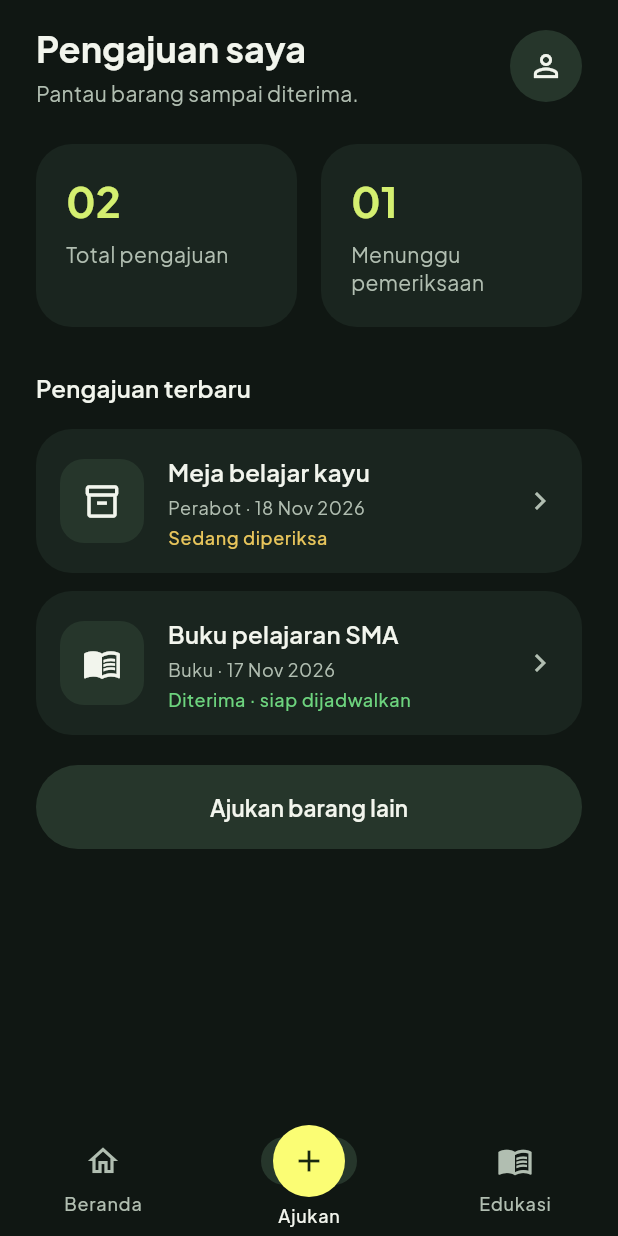
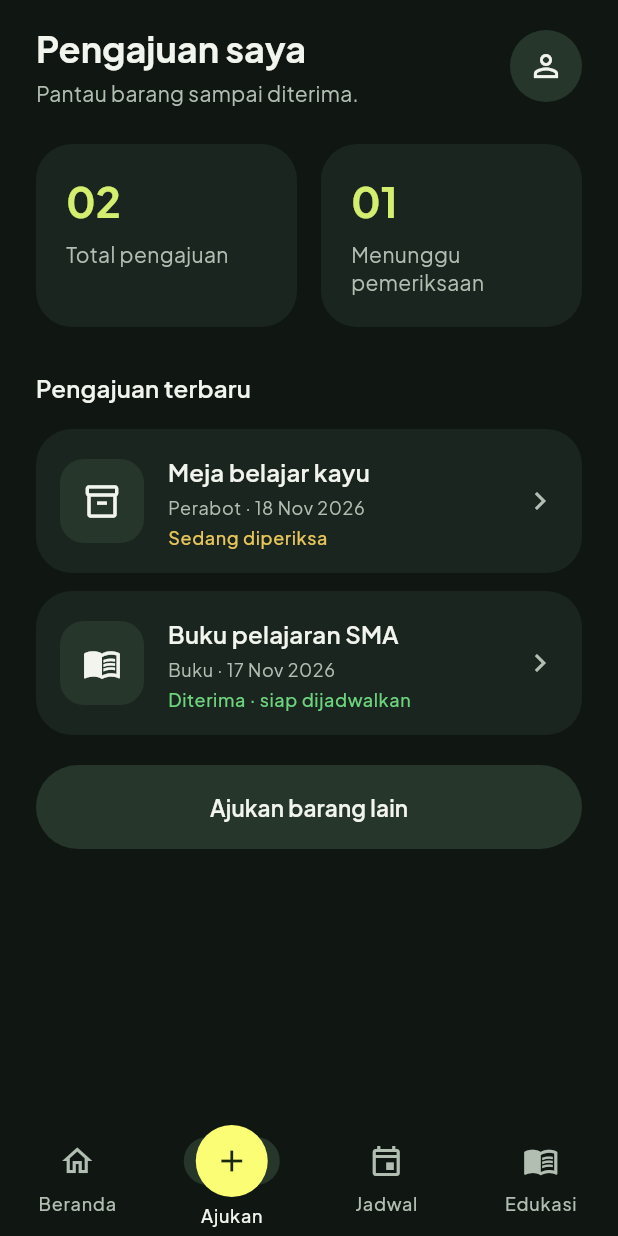
Before and after one commit to pbp-f-kelompok-1/KelolaKita_mobile, a Flutter app: the screen it shows after launch, item 2 of the bottom bar chosen, on a phone screen of 412 x 824 dp. Run offline on Flutter 3.47's test engine with Material 3 defaults, Android fonts, the phone set to English and light mode, and no system bars.

Commit message:
feat(navigation): menambahkan tab Jadwal ke bottom navigation

```diff
--- a/lib/main.dart
+++ b/lib/main.dart
@@ -1,6 +1,7 @@
 import 'package:flutter/material.dart';
 
 import 'education_page.dart';
+import 'features/schedule/schedule_page.dart';
 import 'submission_page.dart';
 
 void main() => runApp(const KelolaKitaApp());
@@ -62,6 +63,7 @@ class _AppShellState extends State<_AppShell> {
       child: switch (selected) {
         0 => const Center(child: Text('KelolaKita')),
         1 => const SubmissionPage(),
+        2 => const SchedulePage(),
         _ => const EducationPage(),
       },
     ),
@@ -74,6 +76,10 @@ class _AppShellState extends State<_AppShell> {
           label: 'Beranda',
         ),
         NavigationDestination(icon: _AddNavigationIcon(), label: 'Ajukan'),
+        NavigationDestination(
+          icon: Icon(Icons.event_outlined),
+          label: 'Jadwal',
+        ),
         NavigationDestination(
           icon: Icon(Icons.menu_book_outlined),
           label: 'Edukasi',
```
